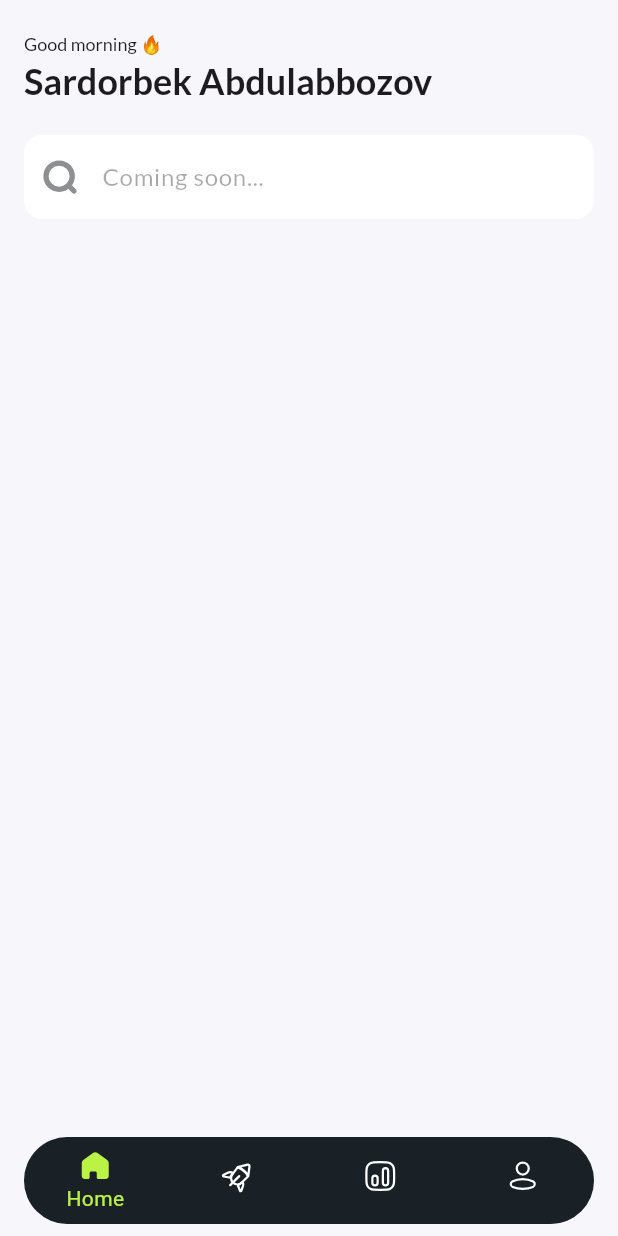
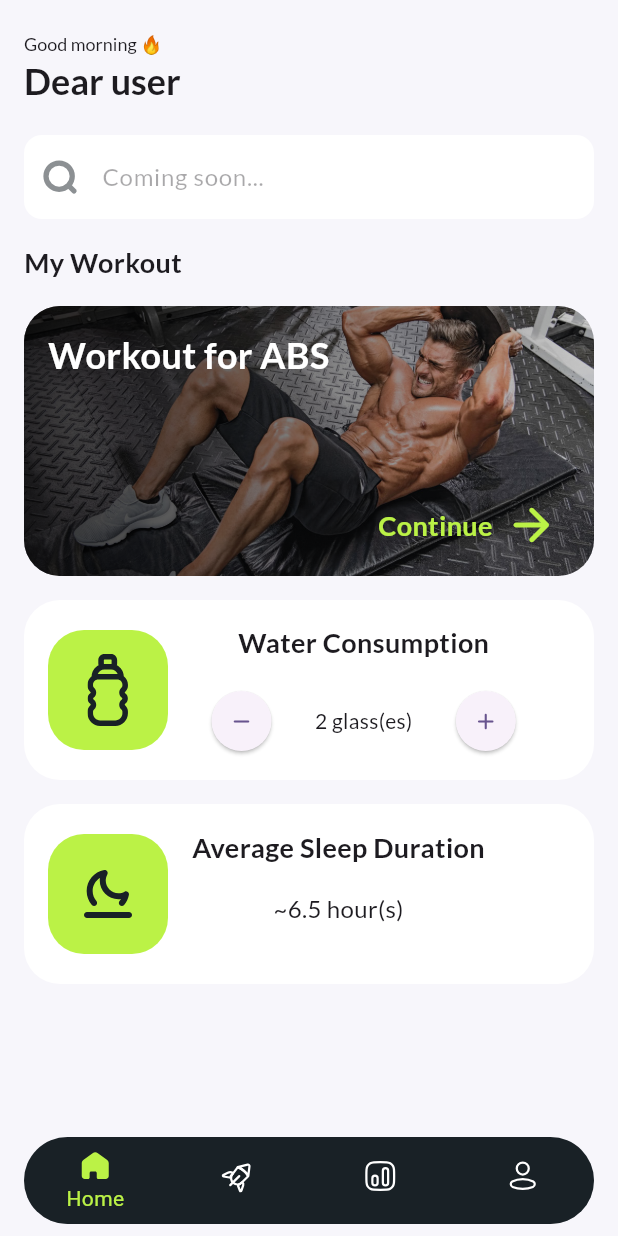
Before and after one commit to SardorbekAbdulabbozov/health_hack, a Flutter app: the screen it shows after launch, on a phone screen of 412 x 824 dp. Run offline on Flutter 3.47's test engine with Material 2 defaults, Android fonts, the phone set to English and light mode, and no system bars; our stand-ins replace flutter_svg, get; missing offline and left inert: mysql_client; accounts and stored records are empty; statements that could not run were skipped.

Commit message:
home page ui is done

```diff
--- a/lib/controllers/main_controller.dart
+++ b/lib/controllers/main_controller.dart
@@ -1,3 +1,5 @@
+import 'package:health_hack/models/user_model.dart';
+import 'package:health_hack/models/workout_model.dart';
 import 'package:health_hack/utils/constants.dart';
 import 'package:flutter/material.dart';
 import 'package:get/get.dart';
@@ -5,7 +7,7 @@ import 'package:mysql_client/mysql_client.dart';
 
 class MainController extends GetxController {
   MySQLConnection? connectionPool;
-  String data = '';
+  UserModel? userData;
   int navBarIndex = 0;
 
   @override
@@ -22,17 +24,38 @@ class MainController extends GetxController {
     await connectionPool
         ?.connect()
         .then((value) => debugPrint('├─────────────────────────── connected'));
+    await getUserData('abdulabbozov');
   }
 
-  Future<void> getData(String tableName, bool all) async {
-    IResultSet? result =
-        await connectionPool?.execute('SELECT * FROM $tableName');
-    data = '${result?.rows.first.colAt(1)}';
+  Future<void> getUserData(String ssn) async {
+    IResultSet? result = await connectionPool?.execute(
+        "SELECT * FROM user JOIN person USING(ssn) WHERE user.ssn='$ssn'");
+    userData = UserModel(
+      ssn: result?.rows.first.colAt(0) ?? '',
+      height: double.tryParse(result?.rows.first.colAt(1) ?? '') ?? 0,
+      weight: double.tryParse(result?.rows.first.colAt(2) ?? '') ?? 0,
+      firstName: result?.rows.first.colAt(6),
+      lastName: result?.rows.first.colAt(7),
+      email: result?.rows.first.colAt(8) ?? "",
+      dateOfBirth: DateTime.tryParse(result?.rows.first.colAt(3) ?? ''),
+      workoutId: result?.rows.first.colAt(4),
+      age: int.tryParse(result?.rows.first.colAt(5) ?? ''),
+    );
     update();
   }
 
-  void changeNavBar(int index){
-    navBarIndex=index;
+  void changeNavBar(int index) {
+    navBarIndex = index;
     update();
   }
+
+  List<Workouts> personalizedWorkouts() {
+    return [
+      Workouts(name: 'Workout for ABS', coverImage: 'abs'),
+      Workouts(name: 'Workout for Arms', coverImage: 'arms'),
+      Workouts(name: 'Workout for Legs', coverImage: 'legs'),
+      Workouts(name: 'Workout for Back', coverImage: 'back'),
+      Workouts(name: 'Yoga', coverImage: 'yoga'),
+    ];
+  }
 }
--- a/lib/main.dart
+++ b/lib/main.dart
@@ -1,5 +1,5 @@
 import 'package:health_hack/bindings/main_binding.dart';
-import 'package:health_hack/screens/main_page.dart';
+import 'package:health_hack/screens/main_page/main_page.dart';
 import 'package:health_hack/utils/constants.dart';
 import 'package:flutter/material.dart';
 import 'package:get/get.dart';
--- /dev/null
+++ b/lib/models/user_model.dart
@@ -0,0 +1,23 @@
+class UserModel {
+  final String ssn;
+  final String email;
+  final String? firstName;
+  final String? lastName;
+  final DateTime? dateOfBirth;
+  final String? workoutId;
+  final int? age;
+  final double? weight;
+  final double? height;
+
+  UserModel({
+    required this.ssn,
+    required this.firstName,
+    required this.lastName,
+    required this.email,
+    this.dateOfBirth,
+    this.workoutId,
+    this.age,
+    this.weight,
+    this.height,
+  });
+}
--- /dev/null
+++ b/lib/models/workout_model.dart
@@ -0,0 +1,6 @@
+class Workouts {
+  final String name;
+  final String coverImage;
+
+  Workouts({required this.name, required this.coverImage});
+}
--- a/lib/screens/main_page.dart
+++ /dev/null
@@ -1,114 +0,0 @@
-// ignore_for_file: deprecated_member_use
-
-import 'package:flutter_svg/flutter_svg.dart';
-import 'package:health_hack/controllers/main_controller.dart';
-import 'package:flutter/material.dart';
-import 'package:get/get.dart';
-import 'package:health_hack/utils/base_functions.dart';
-import 'package:health_hack/utils/constants.dart';
-
-class MainPage extends StatelessWidget {
-  const MainPage({Key? key}) : super(key: key);
-
-  @override
-  Widget build(BuildContext context) {
-    return GetBuilder<MainController>(
-      builder: (controller) => Scaffold(
-        backgroundColor: Constants.background,
-        appBar: AppBar(
-          toolbarHeight: 90,
-          backgroundColor: Constants.background,
-          title: Column(
-            mainAxisSize: MainAxisSize.min,
-            crossAxisAlignment: CrossAxisAlignment.start,
-            children: [
-              Text(
-                'Good ${BaseFunctions.getTimeBasedGreetings()} 🔥',
-                style: const TextStyle(
-                  fontFamily: 'Lato',
-                  fontSize: 12,
-                ),
-              ),
-              const Text(
-                'Sardorbek Abdulabbozov',
-                style: TextStyle(
-                  fontFamily: 'Lato',
-                  fontSize: 24,
-                  fontWeight: FontWeight.w700,
-                ),
-              ),
-            ],
-          ),
-        ),
-        body: Column(
-          children: [
-            Padding(
-              padding: const EdgeInsets.symmetric(horizontal: 16),
-              child: TextField(
-                enabled: false,
-                decoration: InputDecoration(
-                  prefixIcon: Padding(
-                    padding: const EdgeInsets.all(10),
-                    child: SvgPicture.asset(
-                      'assets/ic_search.svg',
-                    ),
-                  ),
-                  hintText: 'Coming soon...',
-                  hintStyle: const TextStyle(
-                    fontFamily: 'Lato',
-                    fontSize: 16,
-                  ),
-                  fillColor: Colors.white,
-                  filled: true,
-                  enabledBorder: OutlineInputBorder(
-                    borderRadius: BorderRadius.circular(12),
-                    borderSide: const BorderSide(color: Colors.transparent),
-                  ),
-                  disabledBorder: OutlineInputBorder(
-                    borderRadius: BorderRadius.circular(12),
-                    borderSide: const BorderSide(color: Colors.transparent),
-                  ),
-                ),
-              ),
-            ),
-          ],
-        ),
-        bottomNavigationBar: Padding(
-          padding: const EdgeInsets.symmetric(horizontal: 16).copyWith(bottom: 8),
-          child: ClipRRect(
-            borderRadius: const BorderRadius.all(Radius.circular(32)),
-            child: BottomNavigationBar(
-              backgroundColor: Constants.asset,
-              type: BottomNavigationBarType.fixed,
-              selectedItemColor: Constants.primary,
-              currentIndex: controller.navBarIndex,
-              showUnselectedLabels: false,
-              onTap: controller.changeNavBar,
-              items: [
-                navBarItem(label: 'Home', icon: 'assets/ic_home.svg'),
-                navBarItem(label: 'Explore', icon: 'assets/ic_rocket.svg'),
-                navBarItem(label: 'Workouts', icon: 'assets/ic_statistic.svg'),
-                navBarItem(label: 'Profile', icon: 'assets/ic_profile.svg'),
-              ],
-            ),
-          ),
-        ),
-      ),
-    );
-  }
-}
-
-BottomNavigationBarItem navBarItem(
-    {required String label, required String icon}) {
-  return BottomNavigationBarItem(
-    icon: SvgPicture.asset(
-      icon,
-      color: Colors.white,
-    ),
-    label: label,
-    activeIcon: SvgPicture.asset(
-      icon,
-      color: Constants.primary,
-    ),
-  );
-}
--- /dev/null
+++ b/lib/screens/main_page/main_page.dart
@@ -0,0 +1,62 @@
+import 'package:health_hack/controllers/main_controller.dart';
+import 'package:flutter/material.dart';
+import 'package:get/get.dart';
+import 'package:health_hack/screens/main_page/widgets/custom_search_bar.dart';
+import 'package:health_hack/screens/main_page/widgets/main_app_bar.dart';
+import 'package:health_hack/screens/main_page/widgets/my_water_consumption.dart';
+import 'package:health_hack/screens/main_page/widgets/my_workouts.dart';
+import 'package:health_hack/utils/constants.dart';
+
+import 'widgets/my_sleep_duration.dart';
+
+class MainPage extends StatelessWidget {
+  const MainPage({Key? key}) : super(key: key);
+
+  @override
+  Widget build(BuildContext context) {
+    return GetBuilder<MainController>(
+      builder: (controller) => Scaffold(
+        backgroundColor: Constants.background,
+        appBar: PreferredSize(
+          preferredSize: const Size.fromHeight(90),
+          child: MainAppBar(
+            username: ((controller.userData?.firstName ?? '').isNotEmpty ||
+                    (controller.userData?.lastName ?? '').isNotEmpty)
+                ? '${controller.userData?.firstName ?? ""} ${controller.userData?.lastName ?? ''}'
+                : 'Dear user',
+          ),
+        ),
+        body: const Column(
+          children: [
+            CustomSearchBar(),
+            MyWorkouts(),
+            MyWaterConsumption(),
+            SizedBox(height: 16),
+            MySleepDuration(),
+          ],
+        ),
+        bottomNavigationBar: Padding(
+          padding:
+              const EdgeInsets.symmetric(horizontal: 16).copyWith(bottom: 8),
+          child: ClipRRect(
+            borderRadius: const BorderRadius.all(Radius.circular(32)),
+            child: BottomNavigationBar(
+              backgroundColor: Constants.asset,
+              type: BottomNavigationBarType.fixed,
+              selectedItemColor: Constants.primary,
+              currentIndex: controller.navBarIndex,
+              showUnselectedLabels: false,
+              onTap: controller.changeNavBar,
+              items: [
+                navBarItem(label: 'Home', icon: 'assets/ic_home.svg'),
+                navBarItem(label: 'Explore', icon: 'assets/ic_rocket.svg'),
+                navBarItem(label: 'Records', icon: 'assets/ic_statistic.svg'),
+                navBarItem(label: 'Profile', icon: 'assets/ic_profile.svg'),
+              ],
+            ),
+          ),
+        ),
+      ),
+    );
+  }
+}
--- /dev/null
+++ b/lib/screens/main_page/widgets/custom_search_bar.dart
@@ -0,0 +1,39 @@
+import 'package:flutter/material.dart';
+import 'package:flutter_svg/flutter_svg.dart';
+
+class CustomSearchBar extends StatelessWidget {
+  const CustomSearchBar({Key? key}) : super(key: key);
+
+  @override
+  Widget build(BuildContext context) {
+    return Padding(
+      padding: const EdgeInsets.symmetric(horizontal: 16),
+      child: TextField(
+        enabled: false,
+        decoration: InputDecoration(
+          prefixIcon: Padding(
+            padding: const EdgeInsets.all(10),
+            child: SvgPicture.asset(
+              'assets/ic_search.svg',
+            ),
+          ),
+          hintText: 'Coming soon...',
+          hintStyle: const TextStyle(
+            fontFamily: 'Lato',
+            fontSize: 16,
+          ),
+          fillColor: Colors.white,
+          filled: true,
+          enabledBorder: OutlineInputBorder(
+            borderRadius: BorderRadius.circular(12),
+            borderSide: const BorderSide(color: Colors.transparent),
+          ),
+          disabledBorder: OutlineInputBorder(
+            borderRadius: BorderRadius.circular(12),
+            borderSide: const BorderSide(color: Colors.transparent),
+          ),
+        ),
+      ),
+    );
+  }
+}
--- /dev/null
+++ b/lib/screens/main_page/widgets/main_app_bar.dart
@@ -0,0 +1,56 @@
+// ignore_for_file: deprecated_member_use
+
+import 'package:flutter/material.dart';
+import 'package:flutter_svg/flutter_svg.dart';
+import 'package:health_hack/utils/base_functions.dart';
+import 'package:health_hack/utils/constants.dart';
+
+class MainAppBar extends StatelessWidget {
+  final String? username;
+
+  const MainAppBar({Key? key, this.username}) : super(key: key);
+
+  @override
+  Widget build(BuildContext context) {
+    return AppBar(
+      toolbarHeight: 90,
+      backgroundColor: Constants.background,
+      title: Column(
+        mainAxisSize: MainAxisSize.min,
+        crossAxisAlignment: CrossAxisAlignment.start,
+        children: [
+          Text(
+            'Good ${BaseFunctions.getTimeBasedGreetings()} 🔥',
+            style: const TextStyle(
+              fontFamily: 'Lato',
+              fontSize: 12,
+            ),
+          ),
+          Text(
+            username ?? 'Sardorbek Abdulabbozov',
+            style: const TextStyle(
+              fontFamily: 'Lato',
+              fontSize: 24,
+              fontWeight: FontWeight.w700,
+            ),
+          ),
+        ],
+      ),
+    );
+  }
+}
+
+BottomNavigationBarItem navBarItem(
+    {required String label, required String icon}) {
+  return BottomNavigationBarItem(
+    icon: SvgPicture.asset(
+      icon,
+      color: Colors.white,
+    ),
+    label: label,
+    activeIcon: SvgPicture.asset(
+      icon,
+      color: Constants.primary,
+    ),
+  );
+}
--- /dev/null
+++ b/lib/screens/main_page/widgets/my_sleep_duration.dart
@@ -0,0 +1,68 @@
+// ignore_for_file: deprecated_member_use
+
+import 'package:flutter/material.dart';
+import 'package:flutter_svg/flutter_svg.dart';
+import 'package:get/get.dart';
+import 'package:health_hack/utils/constants.dart';
+
+class MySleepDuration extends StatelessWidget {
+  const MySleepDuration({Key? key}) : super(key: key);
+
+  @override
+  Widget build(BuildContext context) {
+    return Container(
+      height: 120,
+      width: Get.width - 32,
+      decoration: const BoxDecoration(
+        borderRadius: BorderRadius.all(Radius.circular(24)),
+        color: Colors.white,
+      ),
+      child: Row(
+        children: [
+          Container(
+            decoration: const BoxDecoration(
+              borderRadius: BorderRadius.all(Radius.circular(24)),
+              color: Constants.primary,
+            ),
+            padding: const EdgeInsets.all(16),
+            margin: const EdgeInsets.all(16),
+            child: SvgPicture.asset(
+              'assets/ic_night.svg',
+              color: Constants.asset,
+              width: 48,
+              height: 48,
+            ),
+          ),
+          const Padding(
+            padding: EdgeInsets.only(right: 16),
+            child: Column(
+              mainAxisAlignment: MainAxisAlignment.start,
+              crossAxisAlignment: CrossAxisAlignment.center,
+              children: [
+                Padding(
+                  padding: EdgeInsets.symmetric(vertical: 16),
+                  child: Text(
+                    'Average Sleep Duration',
+                    style: TextStyle(
+                      fontFamily: 'Lato',
+                      fontSize: 18,
+                      fontWeight: FontWeight.w700,
+                    ),
+                  ),
+                ),
+                Text(
+                  '~6.5 hour(s)',
+                  style: TextStyle(
+                    fontFamily: 'Lato',
+                    fontSize: 16,
+                    fontWeight: FontWeight.w500,
+                  ),
+                ),
+              ],
+            ),
+          ),
+        ],
+      ),
+    );
+  }
+}
--- /dev/null
+++ b/lib/screens/main_page/widgets/my_water_consumption.dart
@@ -0,0 +1,91 @@
+// ignore_for_file: deprecated_member_use
+
+import 'package:flutter/material.dart';
+import 'package:flutter_svg/flutter_svg.dart';
+import 'package:get/get.dart';
+import 'package:health_hack/utils/constants.dart';
+
+class MyWaterConsumption extends StatelessWidget {
+  const MyWaterConsumption({Key? key}) : super(key: key);
+
+  @override
+  Widget build(BuildContext context) {
+    return Container(
+      height: 120,
+      width: Get.width - 32,
+      decoration: const BoxDecoration(
+        borderRadius: BorderRadius.all(Radius.circular(24)),
+        color: Colors.white,
+      ),
+      child: Row(
+        children: [
+          Container(
+            width: 80,
+            decoration: const BoxDecoration(
+              borderRadius: BorderRadius.all(Radius.circular(24)),
+              color: Constants.primary,
+            ),
+            padding: const EdgeInsets.all(16),
+            margin: const EdgeInsets.all(16),
+            child: SvgPicture.asset(
+              'assets/ic_water.svg',
+              color: Constants.asset,
+              width: 48,
+              height: 48,
+            ),
+          ),
+          Padding(
+            padding: const EdgeInsets.only(right: 16),
+            child: Column(
+              mainAxisAlignment: MainAxisAlignment.spaceEvenly,
+              crossAxisAlignment: CrossAxisAlignment.center,
+              children: [
+                const Text(
+                  'Water Consumption',
+                  style: TextStyle(
+                    fontFamily: 'Lato',
+                    fontSize: 18,
+                    fontWeight: FontWeight.w700,
+                  ),
+                ),
+                SizedBox(
+                  width: Get.width / 1.8,
+                  child: Row(
+                    children: [
+                      ElevatedButton(
+                        onPressed: () {},
+                        style: ButtonStyle(
+                          shape:
+                              MaterialStateProperty.all(const CircleBorder()),
+                        ),
+                        child: const Icon(Icons.remove_rounded),
+                      ),
+                      const Spacer(),
+                      const Text(
+                        '2 glass(es)',
+                        style: TextStyle(
+                          fontFamily: 'Lato',
+                          fontSize: 14,
+                          fontWeight: FontWeight.w500,
+                        ),
+                      ),
+                      const Spacer(),
+                      ElevatedButton(
+                        onPressed: () {},
+                        style: ButtonStyle(
+                          shape:
+                              MaterialStateProperty.all(const CircleBorder()),
+                        ),
+                        child: const Icon(Icons.add_rounded),
+                      ),
+                    ],
+                  ),
+                ),
+              ],
+            ),
+          ),
+        ],
+      ),
+    );
+  }
+}
--- /dev/null
+++ b/lib/screens/main_page/widgets/my_workouts.dart
@@ -0,0 +1,111 @@
+import 'package:flutter/material.dart';
+import 'package:get/get.dart';
+import 'package:health_hack/controllers/main_controller.dart';
+import 'package:health_hack/utils/constants.dart';
+
+class MyWorkouts extends GetView<MainController> {
+  const MyWorkouts({Key? key}) : super(key: key);
+
+  @override
+  Widget build(BuildContext context) {
+    return Container(
+      margin: const EdgeInsets.all(16),
+      child: Column(
+        mainAxisSize: MainAxisSize.min,
+        crossAxisAlignment: CrossAxisAlignment.start,
+        children: [
+          const Text(
+            'My Workout',
+            style: TextStyle(
+              fontFamily: 'Lato',
+              fontSize: 18,
+              fontWeight: FontWeight.w700,
+            ),
+          ),
+          const SizedBox(height: 16),
+          SizedBox(
+            height: 180,
+            child: ListView.builder(
+              physics: const ClampingScrollPhysics(),
+              itemCount: 1, //controller.personalizedWorkouts().length,
+              scrollDirection: Axis.horizontal,
+              itemBuilder: (_, i) {
+                return Stack(
+                  children: [
+                    Container(
+                      width: Get.width - 32,
+                      margin: EdgeInsets.only(left: i != 0 ? 12 : 0),
+                      foregroundDecoration: BoxDecoration(
+                        borderRadius: BorderRadius.circular(24),
+                        gradient: LinearGradient(
+                          colors: [
+                            Colors.black.withOpacity(0.8),
+                            Colors.black.withOpacity(0.6),
+                            Colors.black.withOpacity(0.4),
+                            Colors.black.withOpacity(0.2),
+                          ],
+                          begin: Alignment.centerLeft,
+                          end: Alignment.centerRight,
+                        ),
+                      ),
+                      decoration: BoxDecoration(
+                        borderRadius: BorderRadius.circular(24),
+                        image: DecorationImage(
+                          fit: BoxFit.cover,
+                          image: AssetImage(
+                            'assets/ic_${controller.personalizedWorkouts()[i].coverImage}.jpg',
+                          ),
+                        ),
+                      ),
+                    ),
+                    Padding(
+                      padding: EdgeInsets.only(top: 16, left: i != 0 ? 32 : 16),
+                      child: Text(
+                        controller.personalizedWorkouts()[i].name,
+                        style: const TextStyle(
+                          fontFamily: 'Lato',
+                          fontSize: 24,
+                          fontWeight: FontWeight.w700,
+                          color: Colors.white,
+                        ),
+                      ),
+                    ),
+                    Positioned.fill(
+                      left: Get.width - 176,
+                      bottom: 16,
+                      child: const Align(
+                        alignment: Alignment.bottomLeft,
+                        child: Row(
+                          mainAxisSize: MainAxisSize.min,
+                          children: [
+                            Padding(
+                              padding: EdgeInsets.only(right: 8.0),
+                              child: Text(
+                                'Continue',
+                                style: TextStyle(
+                                  fontFamily: 'Lato',
+                                  fontSize: 18,
+                                  fontWeight: FontWeight.w700,
+                                  color: Constants.primary,
+                                ),
+                              ),
+                            ),
+                            Icon(
+                              Icons.arrow_forward_rounded,
+                              color: Constants.primary,
+                              size: 36,
+                            ),
+                          ],
+                        ),
+                      ),
+                    ),
+                  ],
+                );
+              },
+            ),
+          ),
+        ],
+      ),
+    );
+  }
+}
--- a/lib/utils/constants.dart
+++ b/lib/utils/constants.dart
@@ -10,7 +10,7 @@ class Constants{
   static const username = 'root';
   static const password = 'root123';
   static const host = '10.0.2.2';
-  static const databaseName = 'health_hack';
+  static const databaseName = 'health_hack_real';
 
   // Colors
   static const asset = Color(0xFF192126);
```
Also changed, not shown: assets/ic_abs.jpg (added), assets/ic_arms.jpg (added), assets/ic_back.jpg (added), assets/ic_legs.jpg (added), assets/ic_night.svg (added), assets/ic_water.svg (added), assets/ic_yoga.jpg (added).
